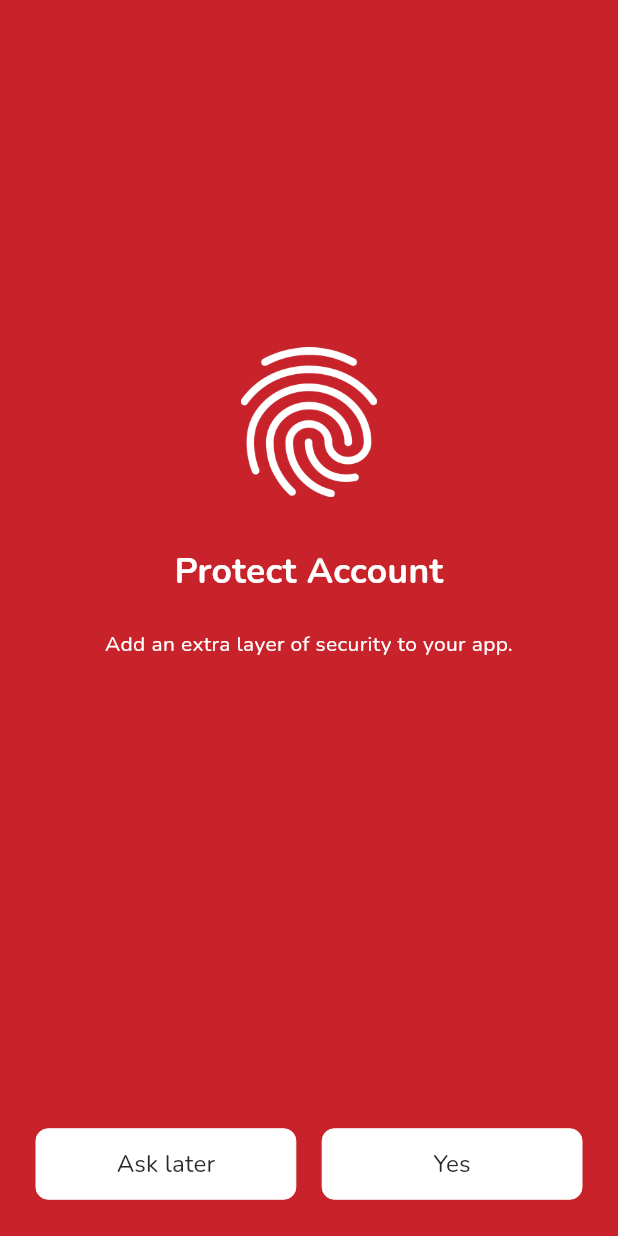
After one commit to helium390/fl_my_awesome, a Flutter app: the BiometricsPage screen opened directly, on a phone screen of 412 x 824 dp. The commit adds this screen. Run offline on Flutter 3.47's test engine with Material 3 defaults, Android fonts, the light colour scheme and no system bars; our stand-ins replace flutter_screenutil, flutter_svg, fluttertoast, get, get_storage, google_fonts and 4 more; missing offline and left inert: local_auth_android, local_auth_darwin; accounts and stored records are empty.

Commit message:
Added simple dialog and biometric auth page.

```diff
--- a/lib/config/root_binding.dart
+++ b/lib/config/root_binding.dart
@@ -1,5 +1,7 @@
 import 'package:get/get.dart';
 
+import '../presentation/pages/biometric/bio_controller.dart';
+import '../presentation/pages/biometric/biometrics/biometrics_controller.dart';
 import '../presentation/pages/buttons/buttons_controller.dart';
 import '../presentation/pages/containers/containers_controller.dart';
 import '../presentation/pages/home/home_controller.dart';
@@ -22,6 +24,8 @@ class RootBinding implements Bindings {
     Get.lazyPut(() => TestController(), fenix: true);
     Get.lazyPut(() => ContainersController(), fenix: true);
     Get.lazyPut(() => RadioController(), fenix: true);
+    Get.lazyPut(() => BioController(), fenix: true);
+    Get.lazyPut(() => BiometricsController(), fenix: true);
 
     /// Repositories -----------------------------------------------------------
   }
--- a/lib/core/utils/app_assets.dart
+++ b/lib/core/utils/app_assets.dart
@@ -9,6 +9,7 @@ class Images {
   const Images();
 
   String get splash => "assets/images/splash.png";
+  String get fingerprint => "assets/images/fingerprint.png";
 }
 
 class IconsInAssets {
--- a/lib/core/utils/app_styles.dart
+++ b/lib/core/utils/app_styles.dart
@@ -100,6 +100,26 @@ class AppStyles {
       height: 1.1,
   );
 
+  static TextStyle text15sp500black1 = TextStyle(
+    fontWeight: FontWeight.w500,
+    fontSize: 15.sp,
+    color: AppColor.black1,
+  );
+
+  static TextStyle text15sp1h600black1 = TextStyle(
+    fontWeight: FontWeight.w600,
+    fontSize: 15.sp,
+    color: AppColor.black1,
+    height: 1,
+  );
+
+  static TextStyle text15sp1h600white = TextStyle(
+    fontWeight: FontWeight.w600,
+    fontSize: 15.sp,
+    color: AppColor.white,
+    height: 1,
+  );
+
   /// Text 16 sp ---------------------------------------------------------------
   static TextStyle text16sp400white = TextStyle(
     fontWeight: FontWeight.w400,
@@ -117,6 +137,12 @@ class AppStyles {
     fontWeight: FontWeight.w400,
     fontSize: 16.sp,
     color: AppColor.black2,
+  );
+
+  static TextStyle text16sp500black1 = TextStyle(
+    fontWeight: FontWeight.w500,
+    fontSize: 16.sp,
+    color: AppColor.black1,
   );
 
   static TextStyle text16sp600black2 = TextStyle(
--- a/lib/data/database/storage_keys.dart
+++ b/lib/data/database/storage_keys.dart
@@ -5,4 +5,5 @@ class StorageKeys {
   static const ACCESS_TOKEN = 'access_token';
   static const SHOW_HOME = "showHome";
   static const FIREBASE_TOKEN = 'firebase_token';
+  static const LOCAL_AUTH = "local_auth";
 }
--- /dev/null
+++ b/lib/presentation/pages/biometric/biometrics/biometrics_controller.dart
@@ -0,0 +1,31 @@
+import 'package:get/get.dart';
+
+import '../../../../core/services/toast_service.dart';
+import 'local_auth_service.dart';
+
+class BiometricsController extends GetxController {
+
+  static BiometricsController get to => Get.find();
+
+  BiometricsController();
+
+  bool isLoading = false;
+
+  /// Login --------------------------------------------------------------------
+  void login() async {
+    changeLoading();
+    final auth = await LocalAuth.authenticate();
+    if (auth) {
+      Get.back(result: true);
+    } else {
+      Get.back(result: false);
+      ToastService.showNotifMessage('Authentication canceled');
+    }
+  }
+
+  /// Others -------------------------------------------------------------------
+  void changeLoading() {
+    isLoading = !isLoading;
+    update();
+  }
+}
--- /dev/null
+++ b/lib/presentation/pages/biometric/biometrics/biometrics_page.dart
@@ -0,0 +1,102 @@
+import 'package:flutter/material.dart';
+import 'package:get/get.dart';
+
+import '../../../../config/extensions.dart';
+import '../../../../core/utils/app_assets.dart';
+import '../../../../core/utils/app_colors.dart';
+import '../../../../core/utils/app_styles.dart';
+import '../../../widgets/custom_button.dart';
+import 'biometrics_controller.dart';
+
+class BiometricsPage extends StatelessWidget {
+  const BiometricsPage({super.key});
+
+  @override
+  Widget build(BuildContext context) {
+    return PopScope(
+      canPop: false,
+      onPopInvoked: (bool didPop) async {
+        if (didPop) {
+          return;
+        }
+        Navigator.pop(context, false);
+      },
+      child: Scaffold(
+        resizeToAvoidBottomInset: false,
+        backgroundColor: AppColor.accentColor,
+        appBar: AppBar(
+          backgroundColor: AppColor.accentColor,
+          automaticallyImplyLeading: false,
+        ),
+        body: GetBuilder<BiometricsController>(builder: (controller) {
+          return SafeArea(
+            child: Container(
+              padding: const EdgeInsets.all(24),
+              child: Column(
+                children: [
+                  Expanded(
+                    child: Column(
+                      mainAxisAlignment: MainAxisAlignment.center,
+                      crossAxisAlignment: CrossAxisAlignment.center,
+                      children: [
+                        Image.asset(
+                          AppAssets.images.fingerprint,
+                          width: 100,
+                          height: 100,
+                        ),
+                        30.ph,
+                        Text(
+                          'Protect Account',
+                          style: AppStyles.text22sp700white,
+                          textAlign: TextAlign.center,
+                        ),
+                        20.ph,
+                        Text(
+                          'Add an extra layer of security to your app.',
+                          style: AppStyles.text13sp400white,
+                          textAlign: TextAlign.center,
+                        ),
+                        150.ph,
+                      ],
+                    ),
+                  ),
+                  Column(
+                    children: [
+                      Row(
+                        children: [
+                          Expanded(
+                            child: CustomButton(
+                              text: 'Ask later',
+                              bgColor: AppColor.white,
+                              borderColor: AppColor.white,
+                              textStyle: AppStyles.text15sp400black1,
+                              onPress: () {
+                                Get.back(result: false);
+                              },
+                            ),
+                          ),
+                          16.pw,
+                          Expanded(
+                            child: CustomButton(
+                              text: 'Yes',
+                              bgColor: AppColor.white,
+                              borderColor: AppColor.white,
+                              textStyle: AppStyles.text15sp400black1,
+                              onPress: () async {
+                                controller.login();
+                              },
+                            ),
+                          ),
+                        ],
+                      ),
+                    ],
+                  ),
+                ],
+              ),
+            ),
+          );
+        }),
+      ),
+    );
+  }
+}
--- a/lib/presentation/widgets/stackable_containers.dart
+++ b/lib/presentation/widgets/stackable_containers.dart
@@ -159,9 +159,6 @@ class _StackableContainersState extends State<StackableContainer> {
             IgnorePointer(
               ignoring: !isSecondContainerOnTop,
               child: InkWell(
-                // onTap: () {
-                //   ToastService.showNotifMessage('JRF Card Money clicked');
-                // },
                 onTap: widget.cardPress,
                 child: Row(
                   mainAxisSize: MainAxisSize.min,
--- a/pubspec.yaml
+++ b/pubspec.yaml
@@ -37,6 +37,9 @@ dependencies:
   get: ^4.7.2
   get_storage: ^2.1.1
 
+  # Device
+  local_auth: ^3.0.0
+
 dev_dependencies:
   flutter_test:
     sdk: flutter
```
Also changed, not shown: lib/data/database/db_service.dart (+9 -0 lines), lib/presentation/pages/biometric/bio_controller.dart (added, +44 -0 lines), lib/presentation/pages/biometric/bio_page.dart (added, +71 -0 lines), lib/presentation/pages/biometric/biometrics/local_auth_service.dart (added, +32 -0 lines), lib/presentation/pages/home/home_page.dart (+8 -0 lines), lib/presentation/widgets/simple_dialog.dart (added, +106 -0 lines), assets/images/fingerprint.png (added), pubspec.lock, 3 other files.
